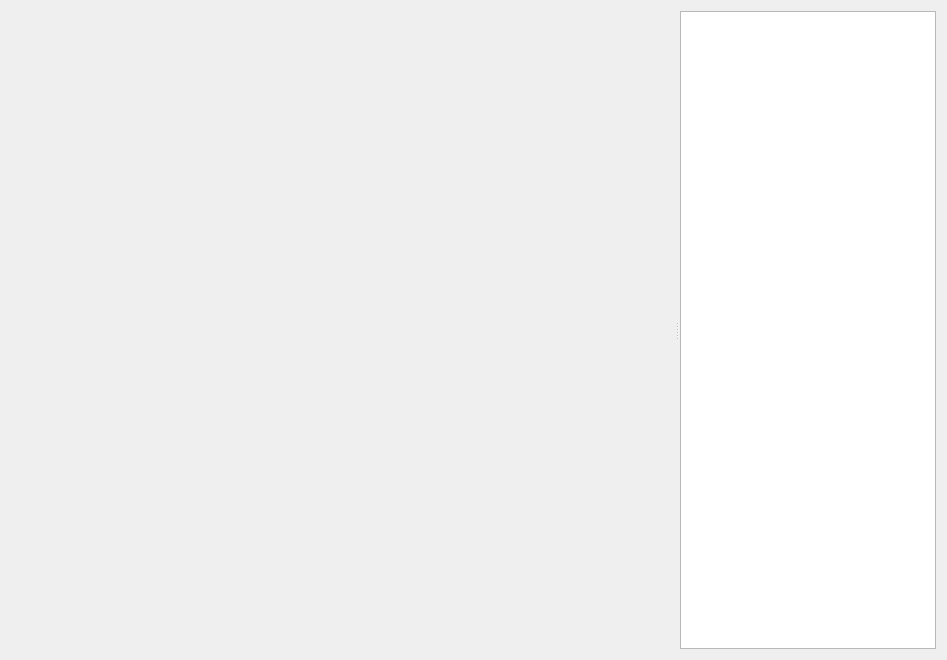
Qt form cbr/kinetics/visual/PlotWidget.ui (TUM-CBR/pymol-plugins) before a commit.
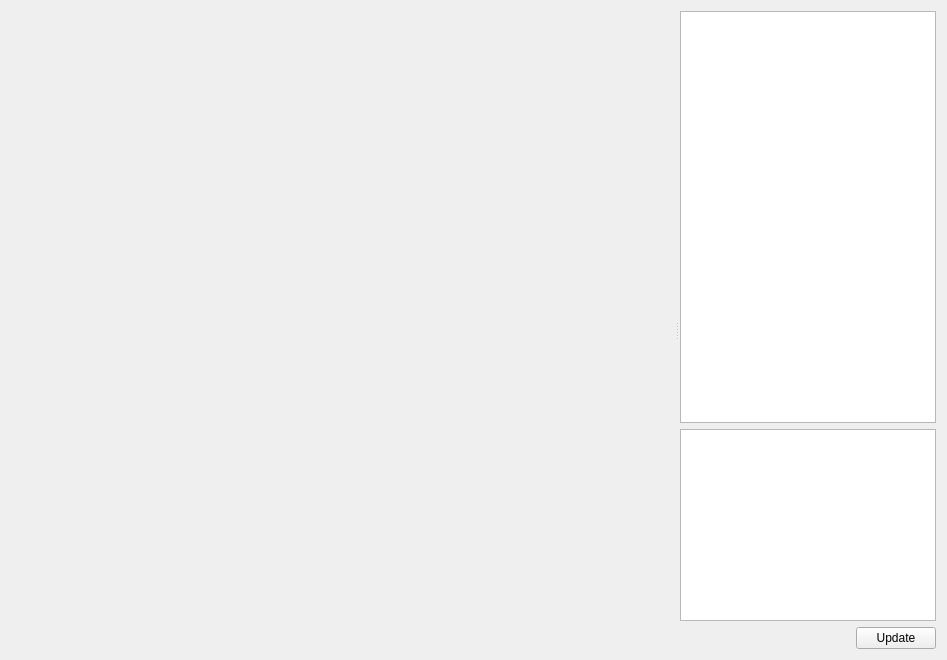
The same form after that commit.

Commit message: [Kinetics] Allow hiding series.

```diff
--- a/cbr/kinetics/visual/PlotWidget.ui
+++ b/cbr/kinetics/visual/PlotWidget.ui
@@ -55,8 +55,31 @@
       </layout>
      </widget>
      <widget class="QWidget" name="controlsContainer" native="true">
-      <layout class="QHBoxLayout" name="horizontalLayout_2">
-       <item>
+      <layout class="QGridLayout" name="gridLayout" rowstretch="1,0,0">
+       <item row="2" column="1">
+        <widget class="QPushButton" name="updateButton">
+         <property name="text">
+          <string>Update</string>
+         </property>
+        </widget>
+       </item>
+       <item row="2" column="0">
+        <spacer name="horizontalSpacer">
+         <property name="orientation">
+          <enum>Qt::Horizontal</enum>
+         </property>
+         <property name="sizeHint" stdset="0">
+          <size>
+           <width>40</width>
+           <height>20</height>
+          </size>
+         </property>
+        </spacer>
+       </item>
+       <item row="1" column="0" colspan="2">
+        <widget class="QTableView" name="selectedSeriesTable"/>
+       </item>
+       <item row="0" column="0" colspan="2">
         <widget class="QTableView" name="dataTable">
          <property name="sizePolicy">
           <sizepolicy hsizetype="Preferred" vsizetype="Preferred">
```
The commit also changes 3 other files.
